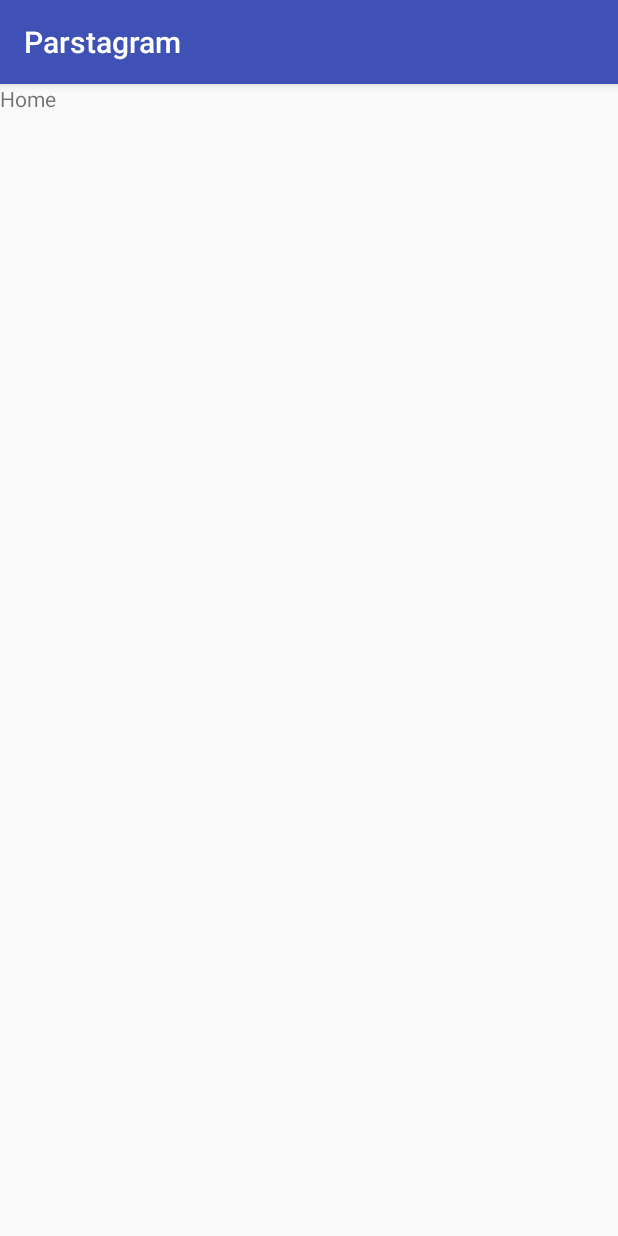
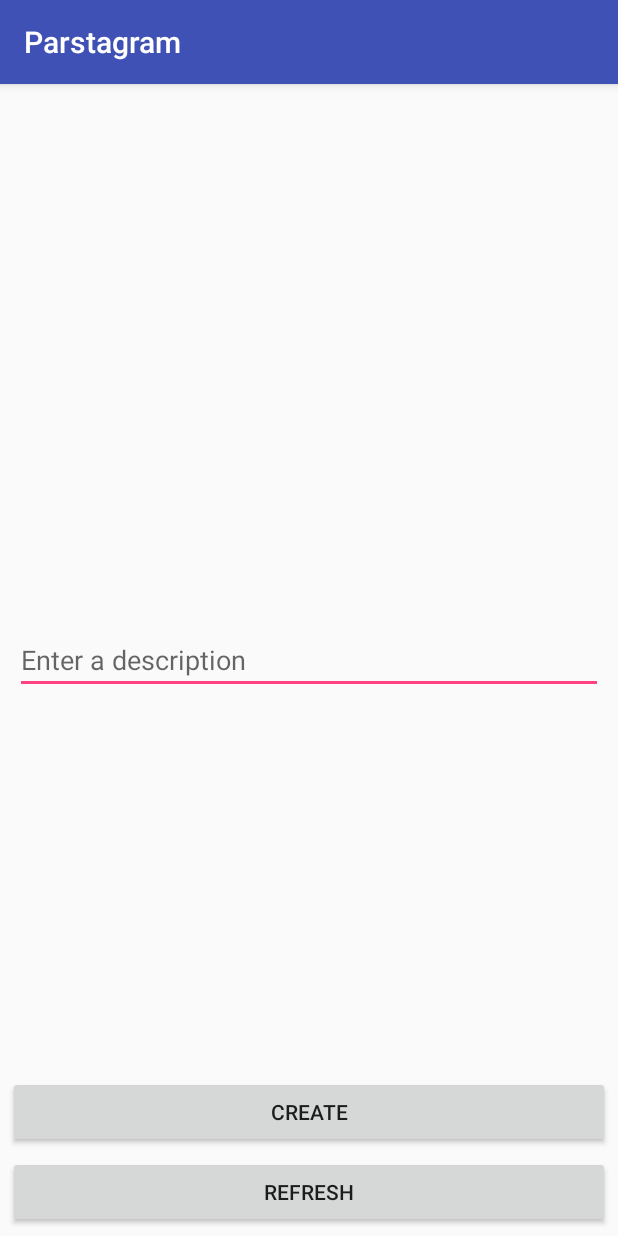
Before and after one commit to amyhgu/Parstagram, an Android app: the HomeActivity screen opened directly, with no data from a screen before it, on a phone screen of 412 x 824 dp. Run offline under Robolectric (Android 15) with nearby library versions, the phone set to English and light mode, and no system bars; libraries missing offline, so code that uses them is left out: com.parse.

Commit message:
hardcode image post

```diff
--- a/app/src/main/java/me/amyhgu/parstagram/HomeActivity.java
+++ b/app/src/main/java/me/amyhgu/parstagram/HomeActivity.java
@@ -3,28 +3,90 @@ package me.amyhgu.parstagram;
 import android.support.v7.app.AppCompatActivity;
 import android.os.Bundle;
 import android.util.Log;
+import android.view.View;
+import android.widget.Button;
+import android.widget.EditText;
 
 import com.parse.FindCallback;
 import com.parse.ParseException;
+import com.parse.ParseFile;
 import com.parse.ParseQuery;
+import com.parse.ParseUser;
+import com.parse.SaveCallback;
 
+import java.io.File;
 import java.util.List;
 
 import me.amyhgu.parstagram.model.Post;
 
 public class HomeActivity extends AppCompatActivity {
 
+    private static final String imagePath = "/Users/amygu/Desktop/twitterTest.jpg";
+    private EditText descriptionInput;
+    private Button createButton;
+    private Button refreshButton;
+
     @Override
     protected void onCreate(Bundle savedInstanceState) {
         super.onCreate(savedInstanceState);
         setContentView(R.layout.activity_home);
 
-        ParseQuery.getQuery(Post.class).findInBackground(new FindCallback<Post>() {
+        descriptionInput = findViewById(R.id.etDescription);
+        createButton = findViewById(R.id.btCreate);
+        refreshButton = findViewById(R.id.btRefresh);
+
+        createButton.setOnClickListener(new View.OnClickListener() {
+            @Override
+            public void onClick(View view) {
+                final String description = descriptionInput.getText().toString();
+                final ParseUser user = ParseUser.getCurrentUser();
+
+                final File file = new File(imagePath);
+                final ParseFile parseFile = new ParseFile(file);
+
+                createPost(description, parseFile, user);
+            }
+        });
+
+        refreshButton.setOnClickListener(new View.OnClickListener() {
+            @Override
+            public void onClick(View view) {
+                loadTopPosts();
+            }
+        });
+    }
+
+    private void createPost(String description, ParseFile imageFile, ParseUser user) {
+        final Post newPost = new Post();
+        newPost.setDescription(description);
+        newPost.setImage(imageFile);
+        newPost.setUser(user);
+
+        newPost.saveInBackground(new SaveCallback() {
+            @Override
+            public void done(ParseException e) {
+                if (e == null) {
+                    Log.d("HomeActivity", "Create post success");
+                } else {
+                    Log.e("HomeActivity", "Create post failure");
+                    e.printStackTrace();
+                }
+            }
+        })
+    }
+
+    private void loadTopPosts() {
+        final Post.Query postsQuery = new Post.Query();
+        postsQuery.getTop().withUser();
+
+        postsQuery.findInBackground(new FindCallback<Post>() {
             @Override
             public void done(List<Post> objects, ParseException e) {
                 if (e == null) {
                     for (int i = 0; i < objects.size(); i++) {
-                        Log.d("HomeActivity", "Post[" + i + "] = "+ objects.get(i).getDescription());
+                        Log.d("HomeActivity", "Post[" + i + "] = "
+                                + objects.get(i).getDescription()
+                                + "\nusername = " + objects.get(i).getUser().getUsername());
                     }
                 } else {
                     e.printStackTrace();
--- a/app/src/main/res/layout/activity_home.xml
+++ b/app/src/main/res/layout/activity_home.xml
@@ -6,11 +6,33 @@
     android:layout_height="match_parent"
     tools:context=".HomeActivity">
 
-    <TextView
-        android:id="@+id/textView"
-        android:layout_width="wrap_content"
+    <EditText
+        android:id="@+id/etDescription"
+        android:layout_width="match_parent"
         android:layout_height="wrap_content"
+        android:layout_centerHorizontal="true"
+        android:layout_centerVertical="true"
+        android:ems="10"
+        android:hint="Enter a description"
+        android:layout_margin="10dp"
+        android:inputType="textPersonName" />
+
+    <Button
+        android:id="@+id/btRefresh"
+        android:layout_width="match_parent"
+        android:layout_height="wrap_content"
+        android:layout_margin="5dp"
+        android:layout_alignParentBottom="true"
         android:layout_alignParentStart="true"
-        android:layout_alignParentTop="true"
-        android:text="Home" />
+        android:text="Refresh" />
+
+    <Button
+        android:id="@+id/btCreate"
+        android:layout_width="match_parent"
+        android:layout_height="wrap_content"
+        android:layout_marginLeft="5dp"
+        android:layout_marginRight="5dp"
+        android:layout_above="@+id/btRefresh"
+        android:layout_alignParentStart="true"
+        android:text="Create" />
 </RelativeLayout>
```
Also changed, not shown: app/src/main/java/me/amyhgu/parstagram/ParseApplication.java (+11 -10 lines), app/src/main/java/me/amyhgu/parstagram/model/Post.java (+18 -1 lines).
